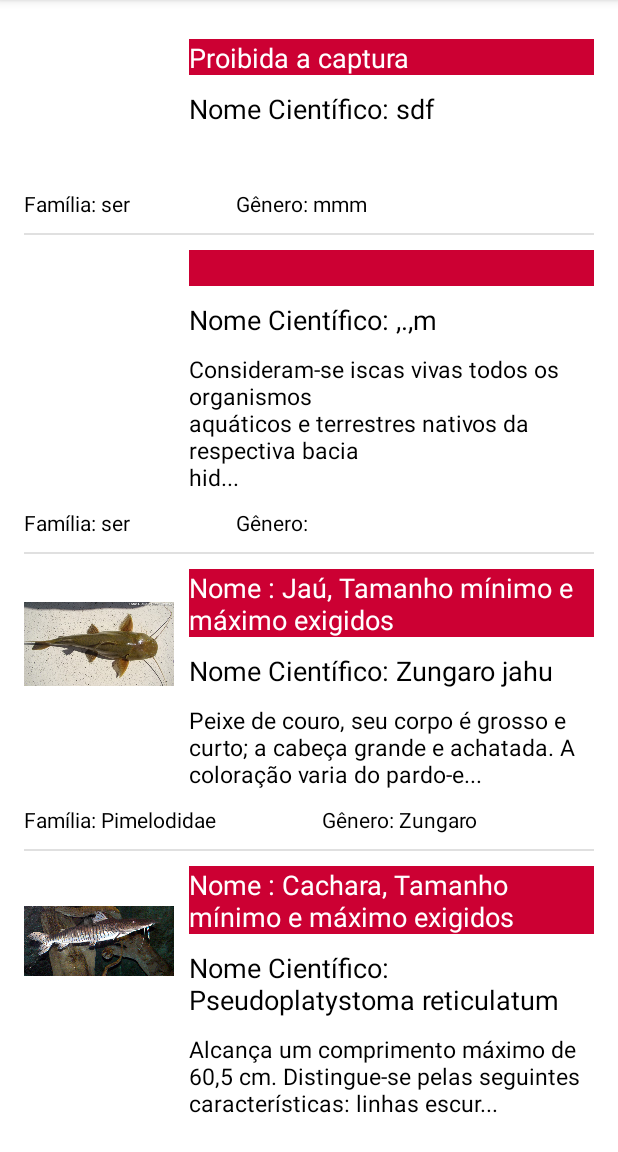
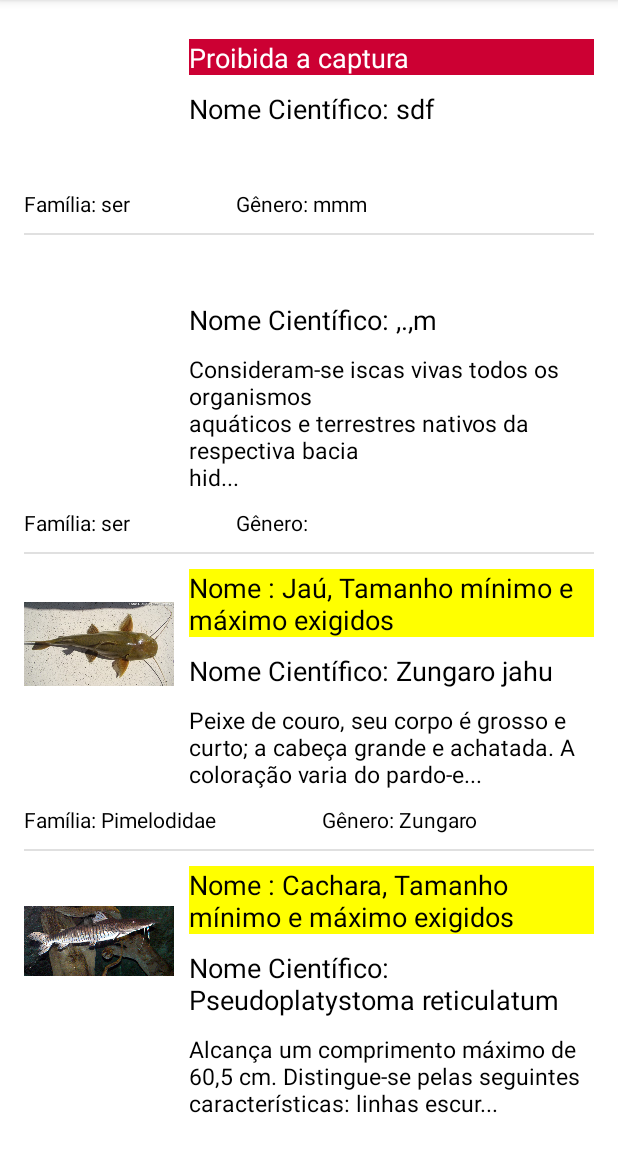
Before and after one commit to aldotheapache1/FishKnow, an Android app: the ListaPeixes screen opened directly, with no data from a screen before it, on a phone screen of 412 x 824 dp, the part 84-1236 px from its top. Run offline under Robolectric (Android 15) with nearby library versions, the phone set to English and light mode, and no system bars.

Commit message:
fix #2 consertar layout item lista especies

```diff
--- a/app/src/main/java/com/FishKnow/arcoremeasure/ListaPeixes.java
+++ b/app/src/main/java/com/FishKnow/arcoremeasure/ListaPeixes.java
@@ -35,32 +35,6 @@ public class ListaPeixes extends AppCompatActivity {
 
         carregarListaDePeixes();
 
-
-        //ArrayAdapter<Peixes> adapter = new peixesArrayAdapter(this, 0 , peixesLista);
-
-        /*ListView listView = (ListView) findViewById(R.id.idListView);
-        listView.setAdapter(adapter);
-
-        listView.setOnItemClickListener(new AdapterView.OnItemClickListener() {
-            @Override
-            public void onItemClick(AdapterView<?> adapterView, View view, int position, long l) {
-                Peixes peixes = peixesLista.get(position);
-
-                Intent intent = new Intent(ListaPeixes.this, DetalhePeixe.class);
-                intent.putExtra(Peixes.TAG_PEIXE, peixes);
-
-                if(peixes.isMinMax() == false) {
-
-                    intent.setClass(ListaPeixes.this, DetalhePeixe.class);
-                    startActivity(intent);
-                }
-                else{
-                    intent.putExtra(Peixes.TAG_PEIXE, peixes);
-                    intent.setClass(ListaPeixes.this, DetalhePeixeAlt.class);
-                    startActivity(intent);
-                }
-            }
-        });*/
         recyclerView = findViewById(R.id.idListView);
 
         // use this setting to improve performance if you know that changes
--- a/app/src/main/java/com/FishKnow/arcoremeasure/PeixeAdapter.java
+++ b/app/src/main/java/com/FishKnow/arcoremeasure/PeixeAdapter.java
@@ -2,6 +2,7 @@ package com.FishKnow.arcoremeasure;
 
 import android.app.Activity;
 import android.content.Context;
+import android.graphics.Color;
 import android.support.annotation.NonNull;
 import android.support.v7.widget.RecyclerView;
 import android.view.LayoutInflater;
@@ -30,21 +31,8 @@ public class PeixeAdapter extends RecyclerView.Adapter<PeixeAdapter.PeixesViewHo
         Peixes peixe = peixes.get(i);
 
         View view  =  null;
-        if(peixe.isExtincao() == false && peixe.isMinMax() == true){
-            view = LayoutInflater.from(viewGroup.getContext())
-                    .inflate(R.layout.peixes_layout_alt2,viewGroup, false);
-
-        }
-        else if(peixe.isExtincao() == false && peixe.isMinMax() == false){
-            view = LayoutInflater.from(viewGroup.getContext())
-                    .inflate(R.layout.peixes_layout,viewGroup, false);
-            //view = inflater.inflate(R.layout.peixes_layout, null);
-        }
-        else if(peixe.isExtincao() == true && peixe.isMinMax() == false){
-            view = LayoutInflater.from(viewGroup.getContext())
-                    .inflate(R.layout.peixes_layout_alt,viewGroup, false);
-        }
-
+        view = LayoutInflater.from(viewGroup.getContext())
+                .inflate(R.layout.peixes_layout,viewGroup, false);
         PeixesViewHolder peixesViewHolder = new PeixesViewHolder(view);
 
         return peixesViewHolder;
@@ -58,11 +46,14 @@ public class PeixeAdapter extends RecyclerView.Adapter<PeixeAdapter.PeixesViewHo
 
         peixesViewHolder.nomeCientifico.setText(peixe.getNomeCientifico());
         peixesViewHolder.nomePopular.setText(peixe.getNomePopular());
-
+        peixesViewHolder.nomePopular.setTextColor(Color.BLACK);
         if(peixe.isExtincao() == false && peixe.isMinMax() == true){
             peixesViewHolder.nomePopular.setText("Nome : " + peixe.getNomePopular() + ", Tamanho mínimo e máximo exigidos");
+            peixesViewHolder.nomePopular.setBackgroundResource(R.color.cor_peixe_amarelo);
+
         }
         else if(peixe.isExtincao() == false && peixe.isMinMax() == false){
+
             if(peixe.getNomePopular().equals("")) {
                 peixesViewHolder.nomePopular.setText(""+ peixe.getNomePopular());
             }
@@ -72,6 +63,8 @@ public class PeixeAdapter extends RecyclerView.Adapter<PeixeAdapter.PeixesViewHo
         }
 
         else if(peixe.isExtincao() == true && peixe.isMinMax() == false){
+            peixesViewHolder.nomePopular.setBackgroundResource(R.color.cor_peixe_vermelho);
+            peixesViewHolder.nomePopular.setTextColor(Color.WHITE);
             if(peixe.getNomePopular().equals("")) {
                 peixesViewHolder.nomePopular.setText(""+ peixe.getNomePopular()+"Proibida a captura");
             }
@@ -123,7 +116,6 @@ public class PeixeAdapter extends RecyclerView.Adapter<PeixeAdapter.PeixesViewHo
             familia = view.findViewById(R.id.familia);
             genero = view.findViewById(R.id.genero);
             image = view.findViewById(R.id.imageEqpt);
-
         }
 
     }
--- a/app/src/main/res/values/colors.xml
+++ b/app/src/main/res/values/colors.xml
@@ -11,4 +11,6 @@
     <color name="blue">#599eff</color>
     <color name="line">#aaaaaa</color>
     <color name="white">#efefef</color>
+    <color name="cor_peixe_amarelo">#ffff00</color>
+    <color name="cor_peixe_vermelho">#CC0033</color>
 </resources>
```
